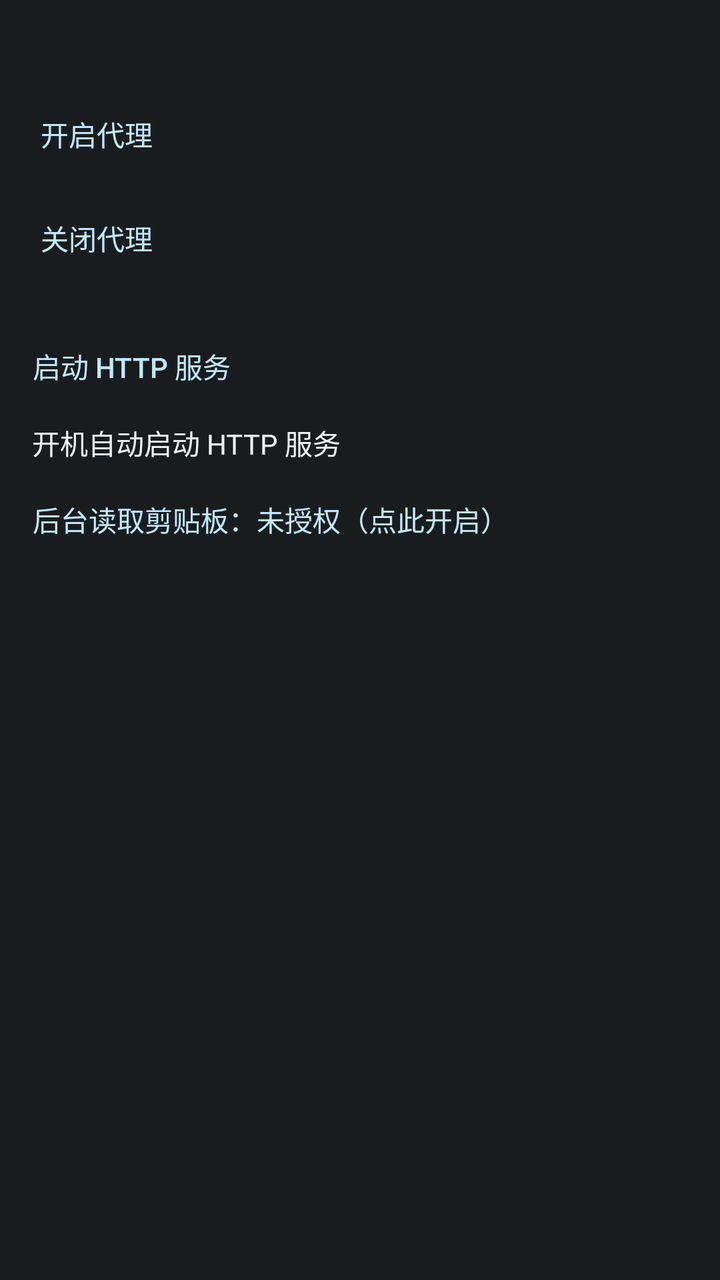
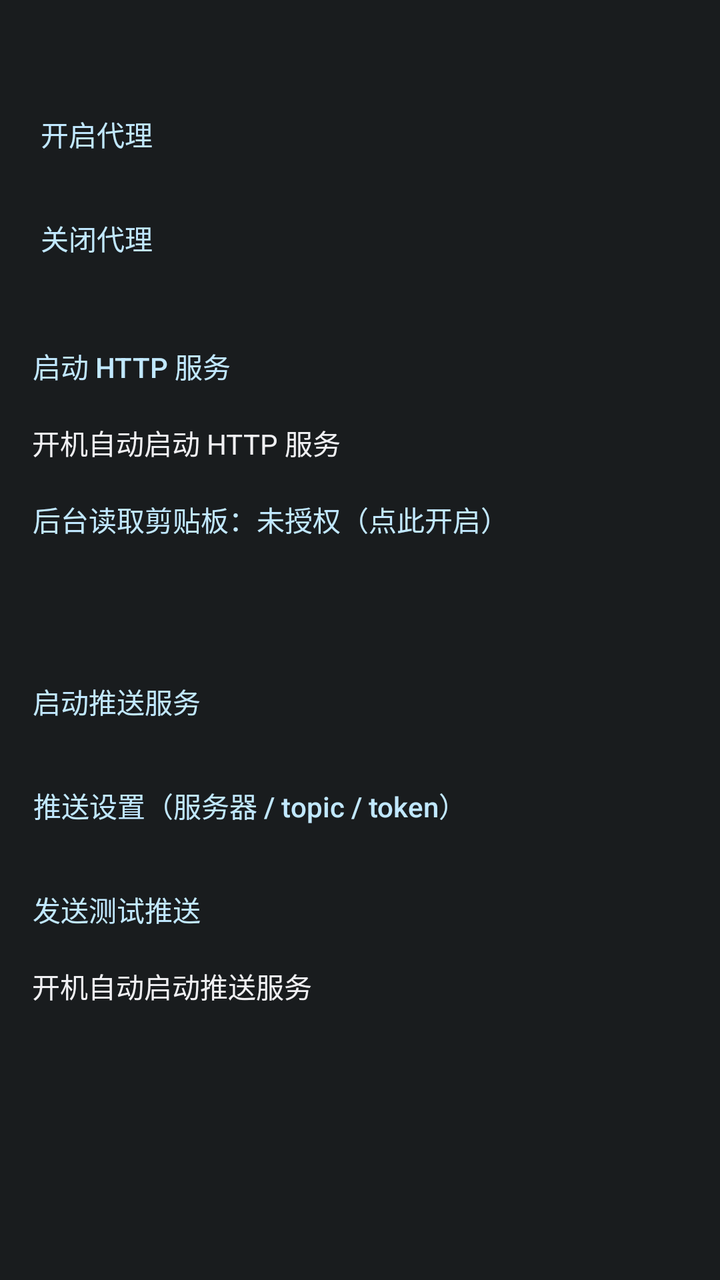

Two renders of the same Android screen: before a commit and after it. Below are the layout's source before the change and the commit's diff.
<!-- AndroidManifest.xml: application theme android:Theme.DeviceDefault -->
<!-- res/layout/main_activity.xml -->
<?xml version="1.0" encoding="utf-8"?>
<ScrollView xmlns:android="http://schemas.android.com/apk/res/android"
    android:layout_width="match_parent"
    android:layout_height="match_parent">

    <LinearLayout
        android:layout_width="match_parent"
        android:layout_height="wrap_content"
        android:clipChildren="false"
        android:clipToPadding="false"
        android:orientation="vertical"
        android:padding="16dp">

        <TextView
            android:id="@android:id/text2"
            android:layout_width="wrap_content"
            android:layout_height="wrap_content" />

        <Button
            android:id="@+id/button_set_proxy"
            style="?android:borderlessButtonStyle"
            android:layout_width="wrap_content"
            android:layout_height="wrap_content"
            android:layout_marginStart="-12dp"
            android:layout_marginTop="8dp"
            android:text="开启代理"
            android:textAllCaps="false"
            android:textColor="?android:colorAccent" />

        <Button
            android:id="@+id/button_clear_proxy"
            style="?android:borderlessButtonStyle"
            android:layout_width="wrap_content"
            android:layout_height="wrap_content"
            android:layout_marginStart="-12dp"
            android:layout_marginTop="4dp"
            android:text="关闭代理"
            android:textAllCaps="false"
            android:textColor="?android:colorAccent" />

        <Button
            android:id="@+id/button_http_toggle"
            style="?android:borderlessButtonStyle"
            android:layout_width="wrap_content"
            android:layout_height="wrap_content"
            android:layout_marginStart="-12dp"
            android:layout_marginTop="16dp"
            android:text="启动 HTTP 服务"
            android:textAllCaps="false"
            android:textColor="?android:colorAccent" />

        <CheckBox
            android:id="@+id/check_auto_start"
            android:layout_width="wrap_content"
            android:layout_height="wrap_content"
            android:layout_marginTop="4dp"
            android:text="开机自动启动 HTTP 服务" />

        <Button
            android:id="@+id/button_overlay_permission"
            style="?android:borderlessButtonStyle"
            android:layout_width="wrap_content"
            android:layout_height="wrap_content"
            android:layout_marginStart="-12dp"
            android:layout_marginTop="4dp"
            android:text="后台读取剪贴板：未授权（点此开启）"
            android:textAllCaps="false"
            android:textColor="?android:colorAccent" />

        <TextView
            android:id="@+id/text_http_status"
            android:layout_width="wrap_content"
            android:layout_height="wrap_content"
            android:layout_marginTop="8dp"
            android:fontFamily="monospace"
            android:textIsSelectable="true" />

        <TextView
            android:id="@android:id/text1"
            android:layout_width="wrap_content"
            android:layout_height="wrap_content"
            android:layout_marginTop="8dp" />

        <TextView
            android:id="@+id/text3"
            android:layout_width="wrap_content"
            android:layout_height="wrap_content"
            android:layout_marginTop="16dp" />

    </LinearLayout>

</ScrollView>
<!-- resources referenced by this layout -->
<resources>

</resources>

<!-- the commit's change to res/layout/main_activity.xml (unified diff, before → after) -->
@@ -75,6 +75,55 @@
             android:fontFamily="monospace"
             android:textIsSelectable="true" />
 
+        
+        <Button
+            android:id="@+id/button_push_toggle"
+            style="?android:borderlessButtonStyle"
+            android:layout_width="wrap_content"
+            android:layout_height="wrap_content"
+            android:layout_marginStart="-12dp"
+            android:layout_marginTop="16dp"
+            android:text="启动推送服务"
+            android:textAllCaps="false"
+            android:textColor="?android:colorAccent" />
+
+        <Button
+            android:id="@+id/button_push_config"
+            style="?android:borderlessButtonStyle"
+            android:layout_width="wrap_content"
+            android:layout_height="wrap_content"
+            android:layout_marginStart="-12dp"
+            android:layout_marginTop="4dp"
+            android:text="推送设置（服务器 / topic / token）"
+            android:textAllCaps="false"
+            android:textColor="?android:colorAccent" />
+
+        <Button
+            android:id="@+id/button_push_test"
+            style="?android:borderlessButtonStyle"
+            android:layout_width="wrap_content"
+            android:layout_height="wrap_content"
+            android:layout_marginStart="-12dp"
+            android:layout_marginTop="4dp"
+            android:text="发送测试推送"
+            android:textAllCaps="false"
+            android:textColor="?android:colorAccent" />
+
+        <CheckBox
+            android:id="@+id/check_push_auto_start"
+            android:layout_width="wrap_content"
+            android:layout_height="wrap_content"
+            android:layout_marginTop="4dp"
+            android:text="开机自动启动推送服务" />
+
+        <TextView
+            android:id="@+id/text_push_status"
+            android:layout_width="wrap_content"
+            android:layout_height="wrap_content"
+            android:layout_marginTop="8dp"
+            android:fontFamily="monospace"
+            android:textIsSelectable="true" />
+
         <TextView
             android:id="@android:id/text1"
             android:layout_width="wrap_content"
